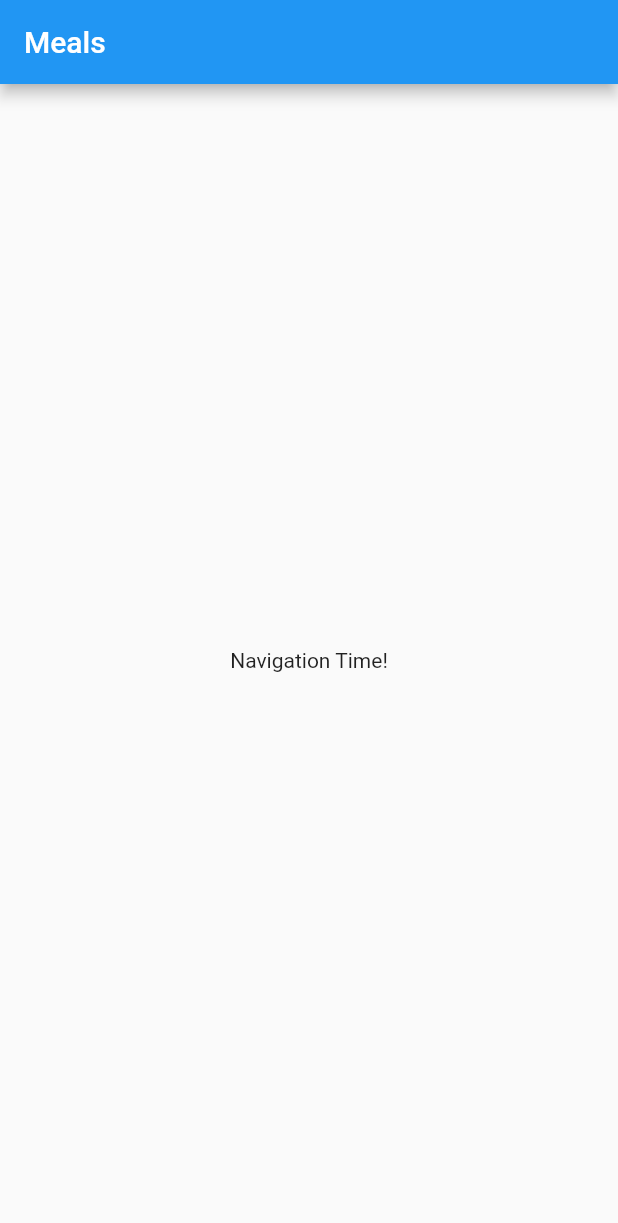
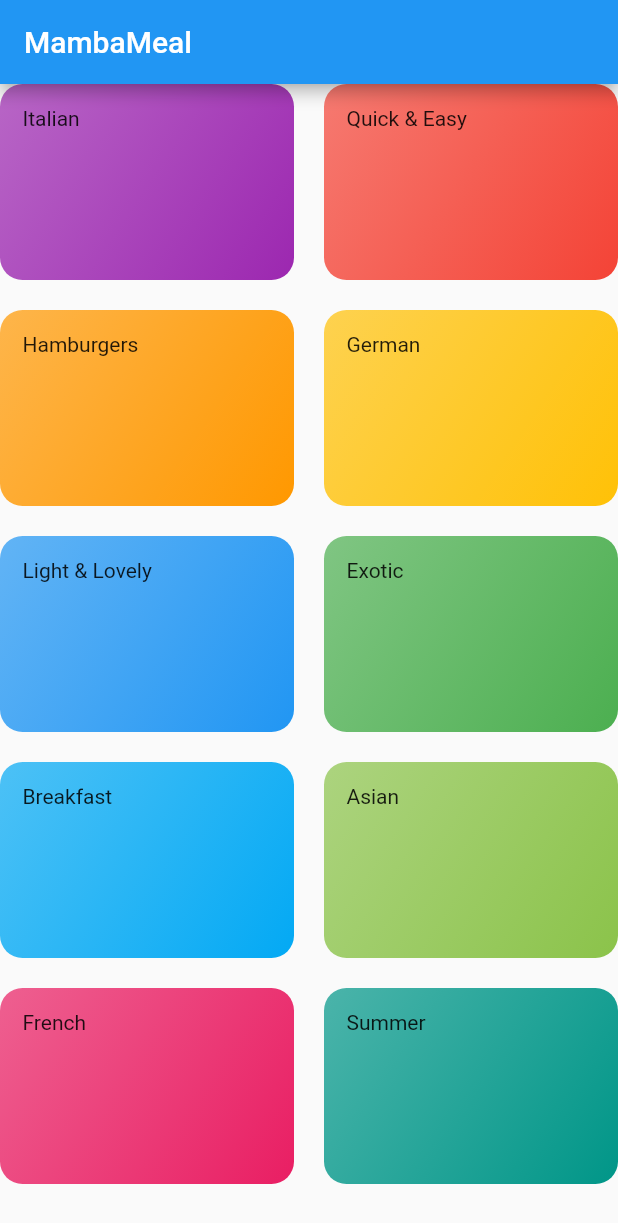
Before and after one commit to BatgerelBill/meals_flutter, a Flutter app: the screen it shows after launch, on a phone screen of 412 x 824 dp. Shown: the top 1223 px of the screen. Run offline on Flutter 3.47's test engine with Material 2 defaults, Android fonts, the phone set to English and light mode, and no system bars.

Commit message:
added category screen and cats

```diff
--- /dev/null
+++ b/lib/categories_screen.dart
@@ -0,0 +1,27 @@
+import 'package:flutter/material.dart';
+
+import './dummy_data.dart';
+import './category_item.dart';
+
+class CategoriesScreen extends StatelessWidget {
+  @override
+  Widget build(BuildContext context) {
+    return Scaffold(
+      appBar: AppBar(title: const Text('MambaMeal'),),
+      body: GridView(
+        gridDelegate: SliverGridDelegateWithMaxCrossAxisExtent(
+          maxCrossAxisExtent: 200,
+          childAspectRatio: 3 / 2,
+          crossAxisSpacing: 20,
+          mainAxisSpacing: 20,
+        ),
+        children: DUMMY_CATEGORIES
+            .map((catData) => CategoryItem(
+                  catData.title,
+                  catData.color,
+                ))
+            .toList(),
+      ),
+    );
+  }
+}
--- /dev/null
+++ b/lib/category_item.dart
@@ -0,0 +1,27 @@
+import 'package:flutter/material.dart';
+
+class CategoryItem extends StatelessWidget {
+  final String title;
+  final Color color;
+
+  CategoryItem(this.title, this.color);
+
+  @override
+  Widget build(BuildContext context) {
+    return Container(
+      padding: EdgeInsets.all(15),
+      child: Text(title),
+      decoration: BoxDecoration(
+        gradient: LinearGradient(
+          colors: [
+            color.withOpacity(0.7),
+            color,
+          ],
+          begin: Alignment.topLeft,
+          end: Alignment.bottomRight,
+        ),
+        borderRadius: BorderRadius.circular(15),
+      ),
+    );
+  }
+}
--- /dev/null
+++ b/lib/dummy_data.dart
@@ -0,0 +1,56 @@
+import 'package:flutter/material.dart';
+
+import './models/category.dart';
+
+const DUMMY_CATEGORIES = const [
+  Category(
+    id: 'c1',
+    title: 'Italian',
+    color: Colors.purple,
+  ),
+  Category(
+    id: 'c2',
+    title: 'Quick & Easy',
+    color: Colors.red,
+  ),
+  Category(
+    id: 'c3',
+    title: 'Hamburgers',
+    color: Colors.orange,
+  ),
+  Category(
+    id: 'c4',
+    title: 'German',
+    color: Colors.amber,
+  ),
+  Category(
+    id: 'c5',
+    title: 'Light & Lovely',
+    color: Colors.blue,
+  ),
+  Category(
+    id: 'c6',
+    title: 'Exotic',
+    color: Colors.green,
+  ),
+  Category(
+    id: 'c7',
+    title: 'Breakfast',
+    color: Colors.lightBlue,
+  ),
+  Category(
+    id: 'c8',
+    title: 'Asian',
+    color: Colors.lightGreen,
+  ),
+  Category(
+    id: 'c9',
+    title: 'French',
+    color: Colors.pink,
+  ),
+  Category(
+    id: 'c10',
+    title: 'Summer',
+    color: Colors.teal,
+  ),
+];
--- a/lib/main.dart
+++ b/lib/main.dart
@@ -1,4 +1,6 @@
 import 'package:flutter/material.dart';
+
+import './categories_screen.dart';
 
 void main() {
   runApp(MyApp());
@@ -12,30 +14,7 @@ class MyApp extends StatelessWidget {
       theme: ThemeData(
         primarySwatch: Colors.blue,
       ),
-      home: MyHomePage(title: 'Meals'),
+      home: CategoriesScreen(),
     );
   }
 }
-
-class MyHomePage extends StatefulWidget {
-  MyHomePage({Key key, this.title}) : super(key: key);
-
-  final String title;
-
-  @override
-  _MyHomePageState createState() => _MyHomePageState();
-}
-
-class _MyHomePageState extends State<MyHomePage> {
-  @override
-  Widget build(BuildContext context) {
-    return Scaffold(
-      appBar: AppBar(
-        title: Text(widget.title),
-      ),
-      body: Center(
-        child: Text('Navigation Time!'),
-      ),
-    );
-  }
-}
--- /dev/null
+++ b/lib/models/category.dart
@@ -0,0 +1,13 @@
+import 'package:flutter/material.dart';
+
+class Category {
+  final String id;
+  final String title;
+  final Color color;
+
+  const Category({
+    @required this.id,
+    @required this.title,
+    this.color = Colors.orange,
+  });
+}
```
